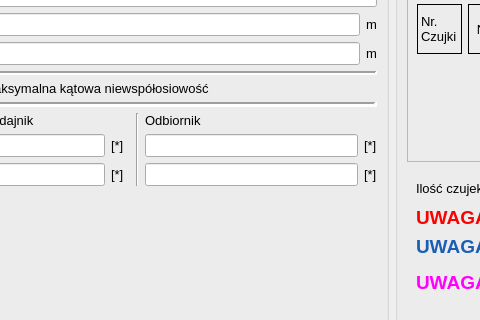
Before: the Qt Designer form CzujkiLinioweApp/parametrybadaniaczujkidlg.ui in wiacekmarcin/CzujkiLiniowe, drawn with Qt 5; both pictures show x 208 to 688 and y 144 to 464 of the 1200 by 600 pixel window.
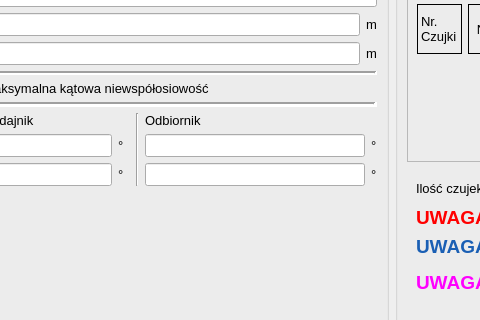
After: the same form once the commit is applied.

```diff
--- a/CzujkiLinioweApp/parametrybadaniaczujkidlg.ui
+++ b/CzujkiLinioweApp/parametrybadaniaczujkidlg.ui
@@ -185,14 +185,14 @@
          <item row="5" column="6">
           <widget class="QLabel" name="label_2">
            <property name="text">
-            <string>[*]</string>
+            <string>&lt;html&gt;&lt;head/&gt;&lt;body&gt;&amp;deg;&lt;/body&gt;&lt;/html&gt;</string>
            </property>
           </widget>
          </item>
          <item row="4" column="6">
           <widget class="QLabel" name="label">
            <property name="text">
-            <string>[*]</string>
+            <string>&lt;html&gt;&lt;head/&gt;&lt;body&gt;&amp;deg;&lt;/body&gt;&lt;/html&gt;</string>
            </property>
           </widget>
          </item>
@@ -212,7 +212,7 @@
          <item row="4" column="2">
           <widget class="QLabel" name="lunitpionowa">
            <property name="text">
-            <string>[*]</string>
+            <string>&lt;html&gt;&lt;head/&gt;&lt;body&gt;&amp;deg;&lt;/body&gt;&lt;/html&gt;</string>
            </property>
           </widget>
          </item>
@@ -265,7 +265,7 @@
          <item row="5" column="2">
           <widget class="QLabel" name="lunitospozioma">
            <property name="text">
-            <string>[*]</string>
+            <string>&lt;html&gt;&lt;head/&gt;&lt;body&gt;&amp;deg;&lt;/body&gt;&lt;/html&gt;</string>
            </property>
           </widget>
          </item>
```
Left out of the diff: 6 changed lines with no effect on the pictures.
